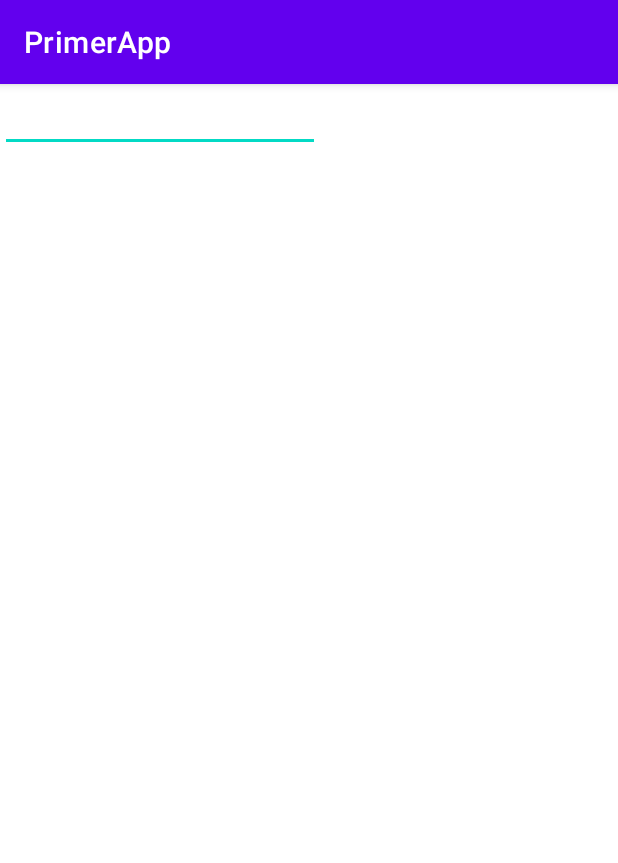
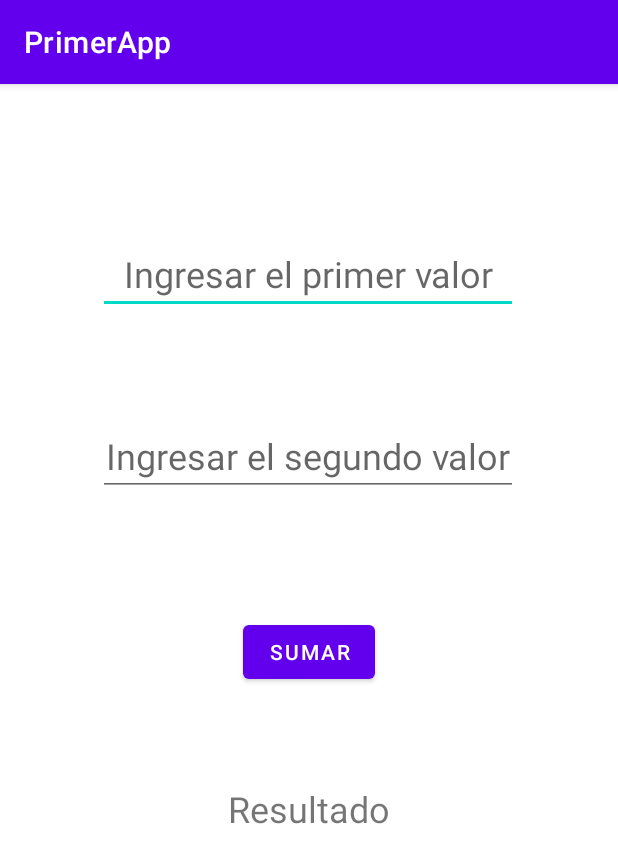
Before and after one commit to valenciajoel/PrimerApp, an Android app: the screen it shows after launch (MainActivity), on a phone screen of 412 x 824 dp. Shown: the top 863 px of the screen. Run offline under Robolectric (Android 15) with nearby library versions, the phone set to English and light mode, and no system bars.

Commit message:
Fase de diseño terminada.

```diff
--- a/app/src/main/res/layout/activity_main.xml
+++ b/app/src/main/res/layout/activity_main.xml
@@ -10,8 +10,51 @@
         android:id="@+id/txt_num1"
         android:layout_width="wrap_content"
         android:layout_height="wrap_content"
+        android:layout_marginTop="100dp"
         android:ems="10"
+        android:hint="Ingresar el primer valor"
         android:inputType="number"
-        tools:layout_editor_absoluteX="17dp"
-        tools:layout_editor_absoluteY="108dp" />
+        android:textAlignment="center"
+        android:textSize="24sp"
+        app:layout_constraintEnd_toEndOf="parent"
+        app:layout_constraintHorizontal_bias="0.496"
+        app:layout_constraintStart_toStartOf="parent"
+        app:layout_constraintTop_toTopOf="parent" />
+
+    <EditText
+        android:id="@+id/txt_num2"
+        android:layout_width="wrap_content"
+        android:layout_height="wrap_content"
+        android:layout_marginTop="68dp"
+        android:ems="10"
+        android:hint="Ingresar el segundo valor"
+        android:inputType="number"
+        android:textAlignment="center"
+        android:textSize="24sp"
+        app:layout_constraintEnd_toEndOf="parent"
+        app:layout_constraintHorizontal_bias="0.496"
+        app:layout_constraintStart_toStartOf="parent"
+        app:layout_constraintTop_toBottomOf="@+id/txt_num1" />
+
+    <Button
+        android:id="@+id/button"
+        android:layout_width="wrap_content"
+        android:layout_height="wrap_content"
+        android:layout_marginTop="80dp"
+        android:text="Sumar"
+        app:layout_constraintEnd_toEndOf="parent"
+        app:layout_constraintStart_toStartOf="parent"
+        app:layout_constraintTop_toBottomOf="@+id/txt_num2" />
+
+    <TextView
+        android:id="@+id/txt_resultado"
+        android:layout_width="wrap_content"
+        android:layout_height="wrap_content"
+        android:layout_marginTop="64dp"
+        android:text="Resultado"
+        android:textAlignment="center"
+        android:textSize="24sp"
+        app:layout_constraintEnd_toEndOf="parent"
+        app:layout_constraintStart_toStartOf="parent"
+        app:layout_constraintTop_toBottomOf="@+id/button" />
 </androidx.constraintlayout.widget.ConstraintLayout>
```
